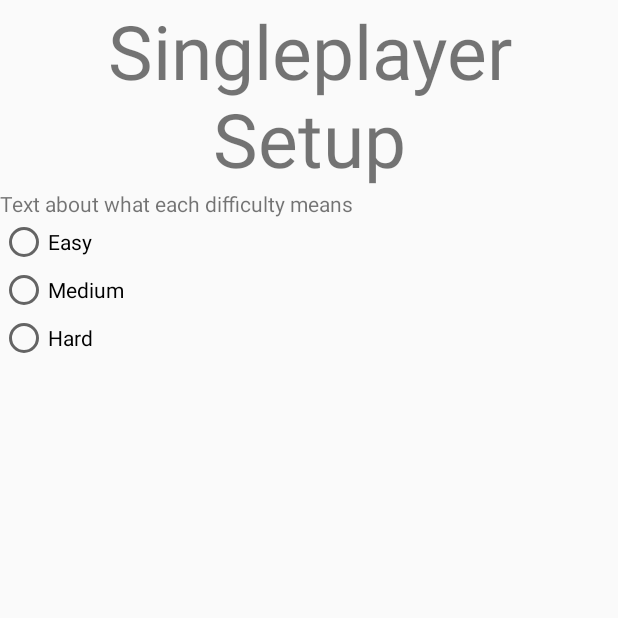
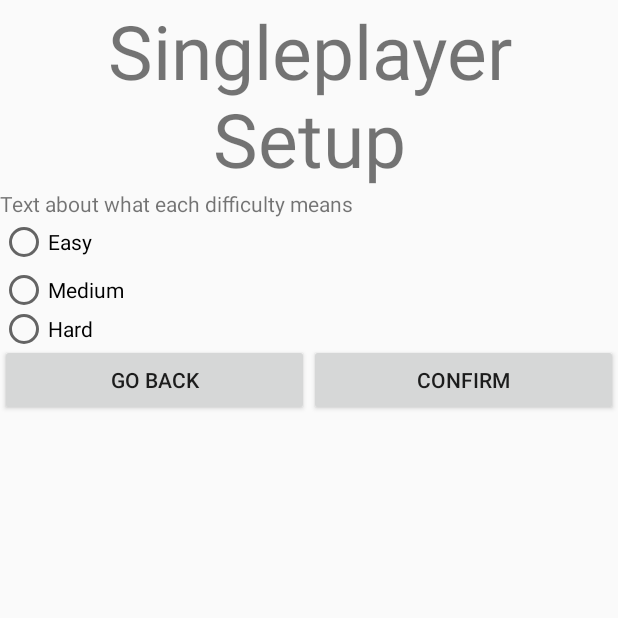
Before and after one commit to Svante-J-TE/HangmanGame, an Android app: the MainSingleplayerSetup screen opened directly, with no data from a screen before it, on a phone screen of 412 x 824 dp, the top half of it. Run offline under Robolectric (Android 15) with nearby library versions, the phone set to English and light mode, and no system bars.

Commit message:
fixed issue where radiobutton chrashes

```diff
--- a/app/src/main/AndroidManifest.xml
+++ b/app/src/main/AndroidManifest.xml
@@ -9,7 +9,8 @@
         android:roundIcon="@mipmap/ic_launcher_round"
         android:supportsRtl="true"
         android:theme="@style/AppTheme">
-        <activity android:name=".MainSingleplayerSetup"></activity>
+        <activity android:name=".MainGame"></activity>
+        <activity android:name=".MainSingleplayerSetup" />
         <activity android:name=".MainOptions" />
         <activity android:name=".MainActivity">
             <intent-filter>
--- a/app/src/main/java/main/game/hangman/MainSingleplayerSetup.java
+++ b/app/src/main/java/main/game/hangman/MainSingleplayerSetup.java
@@ -2,6 +2,7 @@ package main.game.hangman;
 
 import androidx.appcompat.app.AppCompatActivity;
 
+import android.content.Intent;
 import android.os.Bundle;
 import android.view.View;
 import android.widget.Button;
@@ -21,6 +22,8 @@ public class MainSingleplayerSetup extends AppCompatActivity {
         super.onCreate(savedInstanceState);
         setContentView(R.layout.singleplayersetup_main);
 
+        importantData = new MainModel();
+
         final RadioButton buttonEasy = findViewById(R.id.easyButton);
         buttonEasy.setOnClickListener(new View.OnClickListener() {
             @Override
@@ -33,7 +36,7 @@ public class MainSingleplayerSetup extends AppCompatActivity {
         buttonMedium.setOnClickListener(new View.OnClickListener() {
             @Override
             public void onClick(View view) {
-
+                importantData.set_difficulty(2);
             }
         });
 
@@ -41,7 +44,23 @@ public class MainSingleplayerSetup extends AppCompatActivity {
         buttonHard.setOnClickListener(new View.OnClickListener() {
             @Override
             public void onClick(View view) {
+                importantData.set_difficulty(3);
+            }
+        });
 
+        final Button buttonReturn = findViewById(R.id.returnButton);
+        buttonReturn.setOnClickListener(new View.OnClickListener() {
+            @Override
+            public void onClick(View view) {
+                finish();
+            }
+        });
+
+        final Button buttonConfirm = findViewById(R.id.confirmButton);
+        buttonConfirm.setOnClickListener(new View.OnClickListener() {
+            @Override
+            public void onClick(View view) {
+                startActivity( new Intent(MainSingleplayerSetup.this, MainGame.class));
             }
         });
 
--- a/app/src/main/res/layout/singleplayersetup_main.xml
+++ b/app/src/main/res/layout/singleplayersetup_main.xml
@@ -27,14 +27,14 @@
 
         <LinearLayout
             android:layout_width="match_parent"
-            android:layout_height="match_parent"
+            android:layout_height="84dp"
             android:orientation="horizontal">
 
 
             <RadioGroup
                 android:layout_width="match_parent"
-                android:layout_height="match_parent"
-                android:layout_weight="1" >
+                android:layout_height="wrap_content"
+                android:layout_weight="1">
 
                 <RadioButton
                     android:id="@+id/easyButton"
@@ -56,5 +56,27 @@
             </RadioGroup>
 
         </LinearLayout>
+
+        <LinearLayout
+            android:layout_width="match_parent"
+            android:layout_height="match_parent"
+            android:orientation="horizontal">
+
+            <Button
+                android:id="@+id/returnButton"
+                android:layout_width="wrap_content"
+                android:layout_height="wrap_content"
+                android:layout_weight="1"
+                android:text="Go Back"
+                android:visibility="visible" />
+
+            <Button
+                android:id="@+id/confirmButton"
+                android:layout_width="wrap_content"
+                android:layout_height="wrap_content"
+                android:layout_weight="1"
+                android:text="Confirm"
+                android:visibility="visible" />
+        </LinearLayout>
     </LinearLayout>
 </androidx.constraintlayout.widget.ConstraintLayout>
```
Also changed, not shown: app/src/main/java/main/game/hangman/MainGame.java (added, +14 -0 lines), app/src/main/res/layout/game_main.xml (added, +9 -0 lines).
